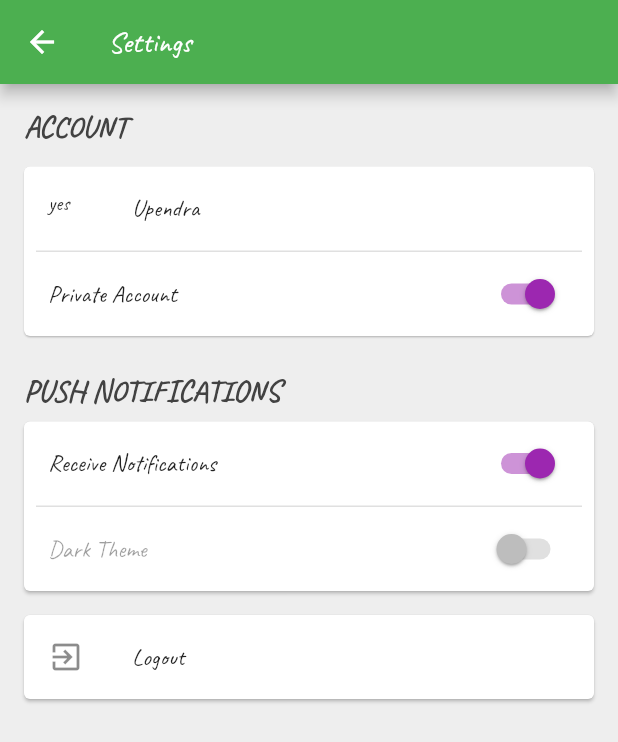
After one commit to upendra-io/Flutter-Chat-App, a Flutter app: the UserProfile screen opened by its route, on a phone screen of 412 x 824 dp. The commit adds this screen. Shown: the top 742 px of the screen. Run offline on Flutter 3.47's test engine with Material 2 defaults, Android fonts, the phone set to English and light mode, and no system bars; our stand-ins replace cached_network_image, cloud_firestore, firebase_auth, google_sign_in, shimmer; accounts and stored records are empty.

Commit message:
🦝  Added styles and user profile

```diff
--- a/lib/main.dart
+++ b/lib/main.dart
@@ -3,6 +3,7 @@ import 'package:chat_app/resources/firebase_repository.dart';
 import 'package:chat_app/screens/home_screen.dart';
 import 'package:chat_app/screens/login_screen.dart';
 import 'package:chat_app/screens/search_screen.dart';
+import 'package:chat_app/screens/user_profile.dart';
 import 'package:firebase_auth/firebase_auth.dart';
 import 'package:flutter/material.dart';
 import 'package:provider/provider.dart';
@@ -23,10 +24,12 @@ class _MyAppState extends State<MyApp> {
     return ChangeNotifierProvider<UserProvider>(
         create: (context) => UserProvider(),
         child: MaterialApp(
+            theme: ThemeData(fontFamily: "Caveat"),
             debugShowCheckedModeBanner: false,
             initialRoute: "/",
             routes: {
               "/search_screen": (context) => SearchScreen(),
+              "/user_profile": (context) => UserProfile(),
             },
             home: FutureBuilder(
                 future: firebaseRepository.getCurrentUser(),
--- a/lib/screens/home_screen.dart
+++ b/lib/screens/home_screen.dart
@@ -1,6 +1,5 @@
 import 'package:chat_app/provider/user_provider.dart';
 import 'package:chat_app/screens/chat_list_screen.dart';
-import 'package:chat_app/utils/universal_variables.dart';
 import 'package:flutter/cupertino.dart';
 import 'package:flutter/material.dart';
 import 'package:flutter/scheduler.dart';
@@ -43,8 +42,6 @@ class _HomeScreenState extends State<HomeScreen> {
 
   @override
   Widget build(BuildContext context) {
-    double _labelFontSize = 10;
-
     return Scaffold(
       backgroundColor: Colors.white,
       body: PageView(
--- a/lib/screens/login_screen.dart
+++ b/lib/screens/login_screen.dart
@@ -16,7 +16,7 @@ class _LoginScreenState extends State<LoginScreen> {
   @override
   Widget build(BuildContext context) {
     return Scaffold(
-        backgroundColor: UniversalVariables.blackColor,
+        backgroundColor: Colors.white,
         body: Stack(
           children: [
             Center(
@@ -36,7 +36,7 @@ class _LoginScreenState extends State<LoginScreen> {
         child: Text(
           'Login',
           style: TextStyle(
-              fontSize: 25, fontWeight: FontWeight.w900, letterSpacing: 1.2),
+              fontSize: 30, fontWeight: FontWeight.w900, letterSpacing: 1.2),
         ),
         onPressed: () => performLogin(),
         shape: RoundedRectangleBorder(borderRadius: BorderRadius.circular(10)),
--- /dev/null
+++ b/lib/screens/user_profile.dart
@@ -0,0 +1,126 @@
+import 'package:chat_app/resources/firebase_methods.dart';
+import 'package:chat_app/screens/login_screen.dart';
+import 'package:flutter/material.dart';
+
+class UserProfile extends StatelessWidget {
+  @override
+  Widget build(BuildContext context) {
+    signOut() async {
+      final bool hassignedout = await FirebaseMethods().signOut();
+
+      if (hassignedout) {
+        Navigator.pushAndRemoveUntil(
+            context,
+            MaterialPageRoute(
+              builder: (context) => LoginScreen(),
+            ),
+            (Route<dynamic> route) => false);
+      }
+    }
+
+    return Scaffold(
+      backgroundColor: Colors.grey.shade200,
+      appBar: AppBar(
+        backgroundColor: Colors.green,
+        title: Text(
+          'Settings',
+        ),
+      ),
+      body: SingleChildScrollView(
+        padding: const EdgeInsets.all(16.0),
+        child: Column(
+          crossAxisAlignment: CrossAxisAlignment.start,
+          children: <Widget>[
+            Text(
+              "ACCOUNT",
+              style: TextStyle(
+                color: Colors.grey.shade800,
+                fontWeight: FontWeight.bold,
+                fontSize: 20.0,
+              ),
+            ),
+            const SizedBox(height: 10.0),
+            Card(
+              elevation: 0.5,
+              margin: const EdgeInsets.symmetric(
+                vertical: 4.0,
+                horizontal: 0,
+              ),
+              child: Column(
+                children: <Widget>[
+                  ListTile(
+                    leading: Text("yes"),
+                    title: Text("Upendra"),
+                    onTap: () {},
+                  ),
+                  _buildDivider(),
+                  SwitchListTile(
+                    activeColor: Colors.purple,
+                    value: true,
+                    title: Text("Private Account"),
+                    onChanged: (val) {},
+                  ),
+                ],
+              ),
+            ),
+            const SizedBox(height: 20.0),
+            Text("PUSH NOTIFICATIONS",
+                style: TextStyle(
+                  color: Colors.grey.shade800,
+                  fontWeight: FontWeight.bold,
+                  fontSize: 20.0,
+                )),
+            Card(
+              margin: const EdgeInsets.symmetric(
+                vertical: 8.0,
+                horizontal: 0,
+              ),
+              child: Column(
+                children: <Widget>[
+                  SwitchListTile(
+                    activeColor: Colors.purple,
+                    value: true,
+                    title: Text("Receive Notifications"),
+                    onChanged: (val) {},
+                  ),
+                  _buildDivider(),
+                  SwitchListTile(
+                    activeColor: Colors.purple,
+                    value: false,
+                    title: Text("Dark Theme"),
+                    onChanged: null,
+                  ),
+                ],
+              ),
+            ),
+            Card(
+              margin: const EdgeInsets.symmetric(
+                vertical: 8.0,
+                horizontal: 0,
+              ),
+              child: ListTile(
+                leading: Icon(Icons.exit_to_app),
+                title: Text("Logout"),
+                onTap: () {
+                  signOut();
+                },
+              ),
+            ),
+            const SizedBox(height: 60.0),
+          ],
+        ),
+      ),
+    );
+  }
+
+  Container _buildDivider() {
+    return Container(
+      margin: const EdgeInsets.symmetric(
+        horizontal: 8.0,
+      ),
+      width: double.infinity,
+      height: 1.0,
+      color: Colors.grey.shade300,
+    );
+  }
+}
--- a/lib/widgets/appbar.dart
+++ b/lib/widgets/appbar.dart
@@ -10,7 +10,7 @@ class CustomAppBar extends StatelessWidget implements PreferredSizeWidget {
 
   const CustomAppBar({
     Key key,
-    @required this.title,
+    this.title,
     @required this.actions,
     @required this.centerTitle,
     @required this.leading,
@@ -20,9 +20,7 @@ class CustomAppBar extends StatelessWidget implements PreferredSizeWidget {
   Widget build(BuildContext context) {
     return Container(
       child: AppBar(
-        flexibleSpace: Container(
-          decoration: BoxDecoration(gradient: UniversalVariables.fabGradient),
-        ),
+        backgroundColor: Colors.green,
         leading: leading,
         elevation: 0.0,
         actions: actions,
```
Also changed, not shown: lib/resources/firebase_methods.dart (+8 -3 lines), lib/screens/chat_list_screen.dart (+9 -11 lines), lib/screens/chat_screen.dart (+3 -4 lines), lib/widgets/contact_view.dart (+4 -14 lines), pubspec.yaml (+6 -6 lines), fonts/Caveat-Bold.ttf (added), fonts/Caveat-Regular.ttf (added).
